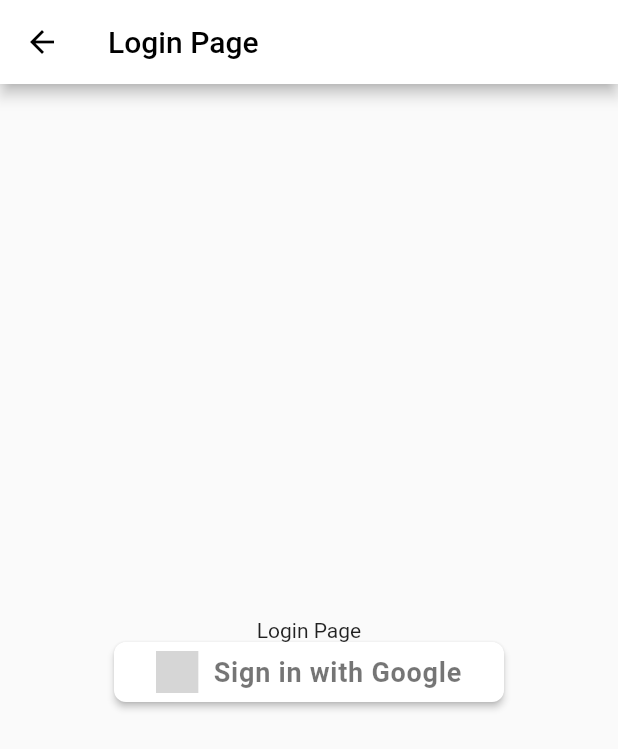
After one commit to 2017tae/youkids, a Flutter app: the screen it shows after launch, after a tap on the "account circle" icon, on a phone screen of 412 x 824 dp. The commit adds this screen. Shown: the top 749 px of the screen. Run offline on Flutter 3.47's test engine with Material 2 defaults, Android fonts, the light colour scheme and no system bars; our stand-ins replace auth_buttons, flutter_svg; Roboto replaces fonts that are missing (Pretendard); project files that could hold a hidden picture were left out; grey boxes are pictures that could not be loaded.

Commit message:
:package: Chore: Login page 레이아웃 잡기
- 로그인 페이지 간단하게 레이아웃 잡기

```diff
--- /dev/null
+++ b/frontend/lib/src/screens/login/login_screen.dart
@@ -0,0 +1,39 @@
+import 'package:auth_buttons/auth_buttons.dart';
+import 'package:flutter/material.dart';
+
+class LoginScreen extends StatelessWidget {
+  const LoginScreen({super.key});
+
+  @override
+  Widget build(BuildContext context) {
+    return Scaffold(
+      appBar: AppBar(
+        title: const Text('Login Page'),
+        backgroundColor: Colors.white,
+        foregroundColor: Colors.black,
+      ),
+      body: Center(
+        child: Column(
+          mainAxisAlignment: MainAxisAlignment.center,
+          children: [
+            const Text(
+              'Login Page',
+            ),
+            GoogleAuthButton(
+              onPressed: () {},
+            ),
+            // ElevatedButton(
+            //   onPressed: () {
+            //     // 로그인 로직
+            //   },
+            //   child: Image.asset('lib/src/assets/icons/btn_google_signin_light_normal_web.png'), // 공식 로고 이미지
+            //   style: ElevatedButton.styleFrom(
+            //     primary: Colors.white, // 배경색
+            //   ),
+            // )
+          ],
+        ),
+      ),
+    );
+  }
+}
--- a/frontend/lib/src/widgets/init_widget.dart
+++ b/frontend/lib/src/widgets/init_widget.dart
@@ -3,6 +3,7 @@
 import 'package:youkids/src/screens/capsule/capsule_screen.dart';
 import 'package:youkids/src/screens/course/course_screen.dart';
 import 'package:youkids/src/screens/home/home_screen.dart';
+import 'package:youkids/src/screens/login/login_screen.dart';
 import 'package:youkids/src/screens/mypage/mypage_screen.dart';
 import 'package:youkids/src/screens/posting/posting_screen.dart';
 
@@ -50,6 +51,18 @@
             onPressed: () {},
             icon: const Icon(
               Icons.notifications_outlined,
+              size: 28,
+            ),
+          ),
+          IconButton(
+            onPressed: () {
+              Navigator.push(
+                context,
+                MaterialPageRoute(builder: (context)=> LoginScreen()),
+              );
+            },
+            icon: const Icon(
+              Icons.account_circle_rounded,
               size: 28,
             ),
           ),
--- a/frontend/pubspec.yaml
+++ b/frontend/pubspec.yaml
@@ -30,6 +30,8 @@
 dependencies:
   flutter:
     sdk: flutter
+  google_sign_in: ^5.0.2
+  auth_buttons: ^3.0.2
 
   # The following adds the Cupertino Icons font to your application.
   # Use with the CupertinoIcons class for iOS style icons.
@@ -60,6 +62,7 @@
   # To add assets to your application, add an assets section, like this:
   assets:
     - lib/src/assets/icons/
+    - lib/src/assets/icons/btn_google_signin_light_normal_web.png
 
   # An image asset can refer to one or more resolution-specific "variants", see
   # https://flutter.dev/assets-and-images/#resolution-aware
```
Also changed, not shown: frontend/lib/src/assets/icons/btn_google_signin_light_normal_web.png (added), frontend/pubspec.lock.
